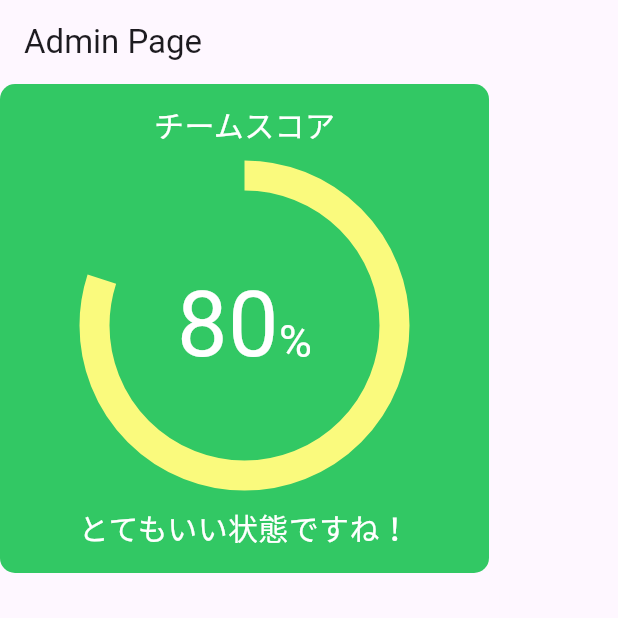
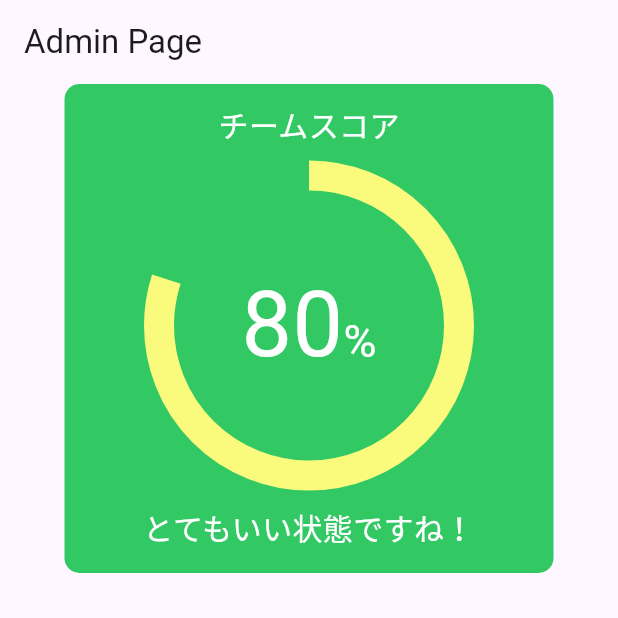
Before and after one commit to heyhey1028/flutter_forwards, a Flutter app: the screen it shows after launch, on a phone screen of 412 x 824 dp, the top half of it. Run offline on Flutter 3.47's test engine with Material 2 defaults, Android fonts, the phone set to English and light mode, and no system bars; drawn by our look-alikes of fl_chart; our stand-ins replace flutter_dotenv, freezed_annotation, supabase_flutter; accounts and stored records are empty.

Commit message:
Add admin page

```diff
--- a/lib/pages/admin/ui.dart
+++ b/lib/pages/admin/ui.dart
@@ -11,7 +11,13 @@ class AdminPage extends StatelessWidget {
       appBar: AppBar(
         title: const Text('Admin Page'),
       ),
-      body: Container(
+      body: Column(
+        crossAxisAlignment: CrossAxisAlignment.center,
+        children: [
+          Row(
+            mainAxisAlignment: MainAxisAlignment.center,
+            children: [
+              Container(
                 decoration: BoxDecoration(
                   borderRadius: BorderRadius.circular(10),
                   color: ColorUtil.colorFromHex("32C864"),
@@ -56,6 +62,10 @@ class AdminPage extends StatelessWidget {
                   ),
                 ),
               ),
+            ],
+          ),
+        ],
+      ),
     );
   }
 }
```
Lines whose indentation alone changed are shown as unchanged.
